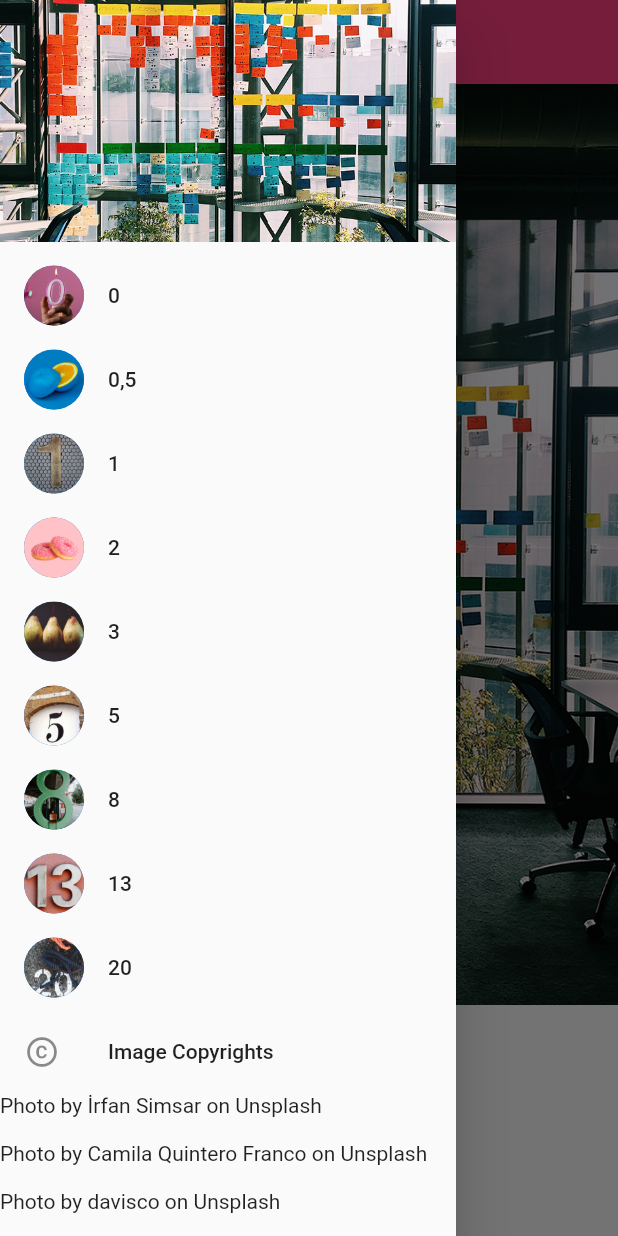
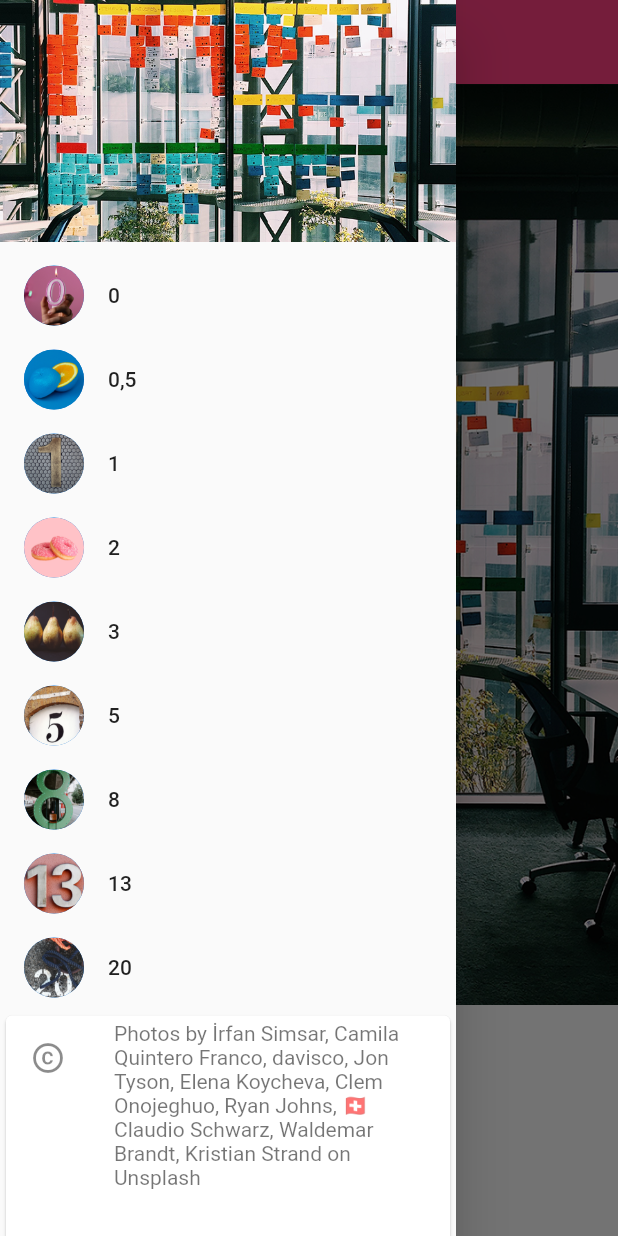
Before and after one commit to shadowframe/agilpoker, a Flutter app: the screen it shows after launch, with the side drawer open, on a phone screen of 412 x 824 dp. Run offline on Flutter 3.47's test engine with Material 2 defaults, Android fonts, the light colour scheme and no system bars.

Commit message:
new version

```diff
--- a/lib/main.dart
+++ b/lib/main.dart
@@ -1,4 +1,5 @@
 import 'package:flutter/material.dart';
+import 'package:url_launcher/url_launcher.dart';
 
 void main() {
   runApp(MyApp());
@@ -13,16 +14,8 @@ class MyApp extends StatefulWidget {
 }
 
 class MyAppState extends State<MyApp> {
-  var copyright = 'Photo by İrfan Simsar on Unsplash\n\n'
-      'Photo by Camila Quintero Franco on Unsplash\n\n'
-      'Photo by davisco on Unsplash\n\n'
-      'Photo by Jon Tyson on Unsplash\n\n'
-      'Photo by Elena Koycheva on Unsplash\n\n'
-      'Photo by Clem Onojeghuo on Unsplash\n\n'
-      'Photo by Ryan Johns on Unsplash\n\n'
-      'Photo by 🇨🇭 Claudio Schwarz on Unsplash\n\n'
-      'Photo by Waldemar Brandt on Unsplash\n\n'
-      'Photo by Kristian Strand on Unsplash\n\n';
+  var copyright =
+      'Photos by İrfan Simsar, Camila Quintero Franco, davisco, Jon Tyson, Elena Koycheva, Clem Onojeghuo, Ryan Johns, 🇨🇭 Claudio Schwarz, Waldemar Brandt, Kristian Strand on Unsplash';
 
   var questionIndex = 9;
 
@@ -156,11 +149,29 @@ class MyAppState extends State<MyApp> {
                   answerQuestion();
                 },
               ),
-              ListTile(
-                leading: Icon(Icons.copyright),
-                title: Text('Image Copyrights'),
+              Card(
+                child: Column(
+                  mainAxisSize: MainAxisSize.min,
+                  children: <Widget>[
+                    ListTile(
+                      leading: Icon(Icons.copyright),
+                      subtitle: Text(copyright),
+                    ),
+                    ButtonBar(
+                      children: <Widget>[
+                        FlatButton(
+                          child: const Text('THE CODE IS AVAILABLE ON GITHUB'),
+                          onPressed: () async {
+                            if (await canLaunch("http://google.de")) {
+                              await launch("http://google.de");
+                            }
+                          },
+                        ),
+                      ],
+                    ),
+                  ],
+                ),
               ),
-              Text(copyright)
             ],
           ),
         ),
```
Also changed, not shown: pubspec.yaml (+7 -0 lines), assets/icon/icon.png (added), pubspec.lock, 5 other files.
